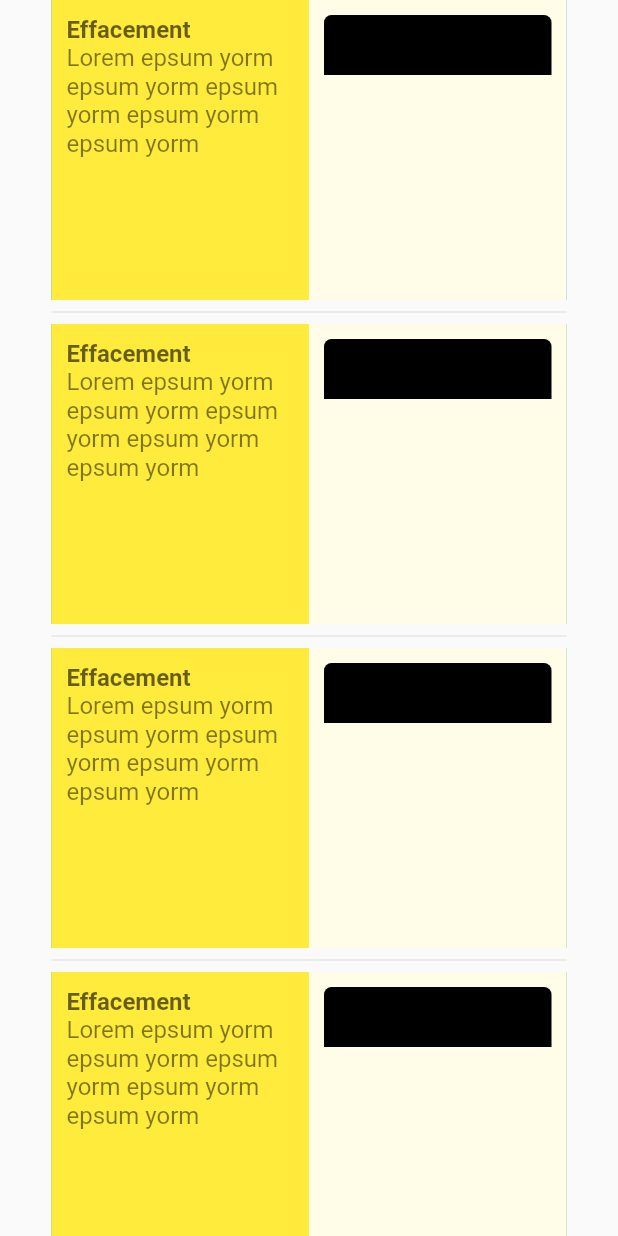
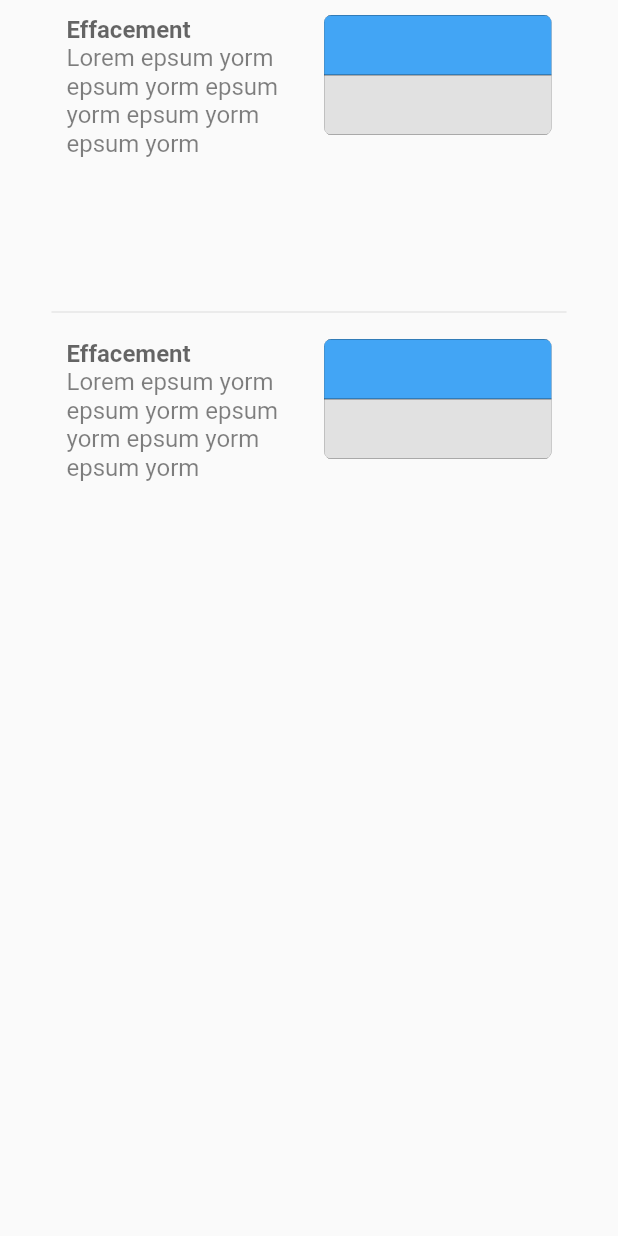
Before and after one commit to luconti/edemascore, a Flutter app: the screen it shows after launch, on a phone screen of 412 x 824 dp. Run offline on Flutter 3.47's test engine with Material 2 defaults, Android fonts, the phone set to English and light mode, and no system bars; Roboto replaces fonts that are missing (OpenSans).

Commit message:
make button collor optional

```diff
--- a/lib/home.dart
+++ b/lib/home.dart
@@ -1,3 +1,4 @@
+import 'package:edema_calc/widgets/component_option.dart';
 import 'package:flutter/material.dart';
 import 'widgets/component.dart';
 
@@ -23,40 +24,25 @@ class _HomePageState extends State<HomePage> {
                 flex: calculateFlex(constraints),
                 child: Column(
                   mainAxisAlignment: MainAxisAlignment.start,
-                  children: const [
+                  children: [
                     Component(
                       title: "Effacement",
                       description:
                           "Lorem epsum yorm epsum yorm epsum yorm epsum yorm epsum yorm",
-                      color: Colors.blue,
+                      options: [
+                        ComponentOptionInput(title: "Yes", score: 0),
+                        ComponentOptionInput(title: "No", score: 1),
+                      ],
                     ),
-                    Divider(),
+                    const Divider(),
                     Component(
                       title: "Effacement",
                       description:
                           "Lorem epsum yorm epsum yorm epsum yorm epsum yorm epsum yorm",
-                      color: Colors.green,
-                    ),
-                    Divider(),
-                    Component(
-                      title: "Effacement",
-                      description:
-                          "Lorem epsum yorm epsum yorm epsum yorm epsum yorm epsum yorm",
-                      color: Colors.green,
-                    ),
-                    Divider(),
-                    Component(
-                      title: "Effacement",
-                      description:
-                          "Lorem epsum yorm epsum yorm epsum yorm epsum yorm epsum yorm",
-                      color: Colors.green,
-                    ),
-                    Divider(),
-                    Component(
-                      title: "Effacement",
-                      description:
-                          "Lorem epsum yorm epsum yorm epsum yorm epsum yorm epsum yorm",
-                      color: Colors.green,
+                      options: [
+                        ComponentOptionInput(title: "Yes", score: 0),
+                        ComponentOptionInput(title: "No", score: 1),
+                      ],
                     ),
                   ],
                 ),
--- a/lib/widgets/component.dart
+++ b/lib/widgets/component.dart
@@ -7,25 +7,23 @@ class Component extends StatelessWidget {
     Key? key,
     required this.title,
     required this.description,
-    required this.color,
+    required this.options,
   }) : super(key: key);
 
   final String title;
   final String description;
-  final Color color;
+  final List<ComponentOptionInput> options;
 
   @override
   Widget build(BuildContext context) {
     return Container(
       height: 200,
-      color: color,
       child: LayoutBuilder(
           builder: (BuildContext context, BoxConstraints constraints) {
         return Row(
           children: [
             Flexible(
               child: Container(
-                color: Colors.yellow,
                 alignment: Alignment.center,
                 padding: const EdgeInsets.all(10),
                 child: Column(
@@ -54,14 +52,9 @@ class Component extends StatelessWidget {
             ),
             Flexible(
               child: Container(
-                color: Colors.yellow[50],
                 alignment: Alignment.center,
                 padding: const EdgeInsets.all(10),
-                child: ComponentOptions(
-                  options: [
-                    ComponentOptionInput(title: "Effacement", score: 0)
-                  ],
-                ),
+                child: ComponentOptions(options: options),
               ),
             ),
           ],
--- a/lib/widgets/component_option.dart
+++ b/lib/widgets/component_option.dart
@@ -7,10 +7,20 @@ class ComponentOptionInput {
   ComponentOptionInput({required this.title, required this.score});
 }
 
+// ignore: must_be_immutable
 class ComponentOption extends StatelessWidget {
-  const ComponentOption({Key? key, required this.input}) : super(key: key);
+  ComponentOption({
+    Key? key,
+    required this.input,
+    required this.isSelected,
+    this.isTop = false,
+    this.isBottom = false,
+  }) : super(key: key);
 
   final ComponentOptionInput input;
+  final bool isSelected;
+  bool isTop;
+  bool isBottom;
 
   @override
   Widget build(BuildContext context) {
@@ -18,12 +28,21 @@ class ComponentOption extends StatelessWidget {
       onTap: () => {},
       child: Container(
         height: 40,
-        decoration: const BoxDecoration(
-          color: Colors.black,
-          // TODO: only add radius to top and bottom buttons
+        decoration: BoxDecoration(
+          color: isSelected ? Colors.blue[400] : Colors.black.withOpacity(0.1),
           borderRadius: BorderRadius.only(
-            topLeft: Radius.circular(5),
-            topRight: Radius.circular(5),
+            topLeft:
+                isTop ? const Radius.circular(5) : const Radius.circular(0),
+            topRight:
+                isTop ? const Radius.circular(5) : const Radius.circular(0),
+            bottomLeft:
+                isBottom ? const Radius.circular(5) : const Radius.circular(0),
+            bottomRight:
+                isBottom ? const Radius.circular(5) : const Radius.circular(0),
+          ),
+          border: Border.all(
+            color: Colors.black,
+            width: 0.1,
           ),
         ),
       ),
--- a/lib/widgets/component_options.dart
+++ b/lib/widgets/component_options.dart
@@ -1,13 +1,25 @@
 import 'package:edema_calc/widgets/component_option.dart';
 import 'package:flutter/material.dart';
 
-class ComponentOptions extends StatelessWidget {
-  const ComponentOptions({
-    Key? key,
-    required this.options,
-  }) : super(key: key);
+class ComponentOptions extends StatefulWidget {
+  const ComponentOptions({Key? key, required this.options}) : super(key: key);
 
   final List<ComponentOptionInput> options;
+
+  @override
+  State<ComponentOptions> createState() => ComponentOptionsState();
+}
+
+class ComponentOptionsState extends State<ComponentOptions> {
+  ComponentOptionsState();
+
+  int selectedOption = 0;
+
+  void selectOption(int i) {
+    setState(() {
+      selectedOption = i;
+    });
+  }
 
   @override
   Widget build(context) {
@@ -15,7 +27,13 @@ class ComponentOptions extends StatelessWidget {
       crossAxisAlignment: CrossAxisAlignment.stretch,
       mainAxisAlignment: MainAxisAlignment.start,
       children: [
-        for (ComponentOptionInput o in options) ComponentOption(input: o)
+        for (int i = 0; i < widget.options.length; i++)
+          ComponentOption(
+            input: widget.options[i],
+            isSelected: i == selectedOption,
+            isTop: i == 0,
+            isBottom: i == widget.options.length - 1,
+          )
       ],
     );
     ;
```
